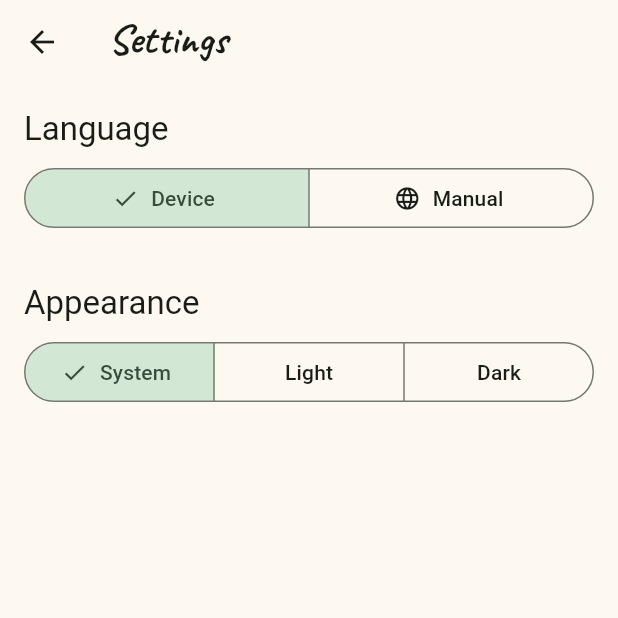
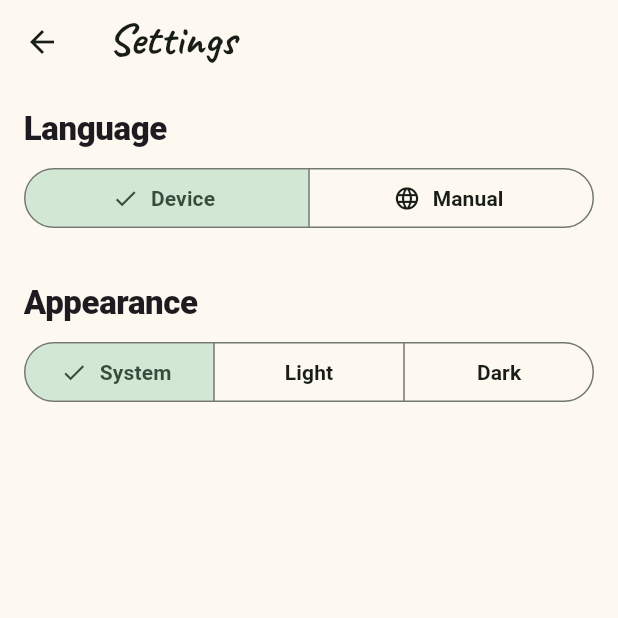
Before and after one commit to riccardopinato/In-Cucina-con-gli-Anime, a Flutter app: the screen it shows after launch, after a tap on the "settings" icon, on a phone screen of 412 x 824 dp, the top half of it. Run offline on Flutter 3.47's test engine with Material 3 defaults, Android fonts, the light colour scheme and no system bars; our stand-ins replace flutter_riverpod, flutter_staggered_animations, google_fonts, shared_preferences; generated files the repository leaves out were written again.

Commit message:
feat: refine F3B visual system (lib/core/theme/app_theme.dart)

```diff
--- a/lib/core/theme/app_theme.dart
+++ b/lib/core/theme/app_theme.dart
@@ -9,6 +9,12 @@
   static ThemeData dark() => _build(Brightness.dark);
 
   static ThemeData _build(Brightness brightness) {
+    final isDark = brightness == Brightness.dark;
+    final base = ThemeData(
+      useMaterial3: true,
+      brightness: brightness,
+    );
+
     final baseScheme = ColorScheme.fromSeed(
       seedColor: AppPalette.meadow,
       brightness: brightness,
@@ -17,40 +23,74 @@
     final colors = baseScheme.copyWith(
       primary: AppPalette.meadow,
       secondary: AppPalette.ember,
-      tertiary: AppPalette.skyWash,
-      surface: brightness == Brightness.light
-          ? AppPalette.ricePaper
-          : const Color(0xFF171915),
+      tertiary: AppPalette.plum,
+      surface: isDark ? AppPalette.nightPaper : AppPalette.ricePaper,
+      surfaceContainerLowest:
+          isDark ? AppPalette.nightPaper : AppPalette.ricePaper,
+      surfaceContainerLow:
+          isDark ? AppPalette.nightRaised : AppPalette.washi,
+      surfaceContainer:
+          isDark ? const Color(0xFF272A21) : const Color(0xFFF2EBDD),
+      outlineVariant:
+          isDark ? const Color(0xFF44483D) : const Color(0xFFE1D8C8),
     );
 
-    final displayStyle = GoogleFonts.caveat(
-      fontSize: 28,
-      fontWeight: FontWeight.w700,
-      color: colors.onSurface,
-      height: 1.05,
+    final textTheme = base.textTheme.copyWith(
+      displayMedium: GoogleFonts.caveat(
+        fontSize: 46,
+        fontWeight: FontWeight.w700,
+        height: 0.98,
+        color: colors.onSurface,
+      ),
+      headlineLarge: base.textTheme.headlineLarge?.copyWith(
+        fontWeight: FontWeight.w800,
+        letterSpacing: -0.8,
+        height: 1.04,
+      ),
+      headlineMedium: base.textTheme.headlineMedium?.copyWith(
+        fontWeight: FontWeight.w800,
+        letterSpacing: -0.45,
+      ),
+      titleLarge: base.textTheme.titleLarge?.copyWith(
+        fontWeight: FontWeight.w800,
+        letterSpacing: -0.25,
+      ),
+      titleMedium: base.textTheme.titleMedium?.copyWith(
+        fontWeight: FontWeight.w700,
+      ),
+      labelLarge: base.textTheme.labelLarge?.copyWith(
+        fontWeight: FontWeight.w700,
+      ),
     );
 
-    return ThemeData(
-      useMaterial3: true,
-      brightness: brightness,
+    return base.copyWith(
       colorScheme: colors,
       scaffoldBackgroundColor: colors.surface,
+      textTheme: textTheme,
       appBarTheme: AppBarTheme(
         centerTitle: false,
-        backgroundColor: colors.surface,
+        backgroundColor: colors.surface.withValues(alpha: 0.94),
         foregroundColor: colors.onSurface,
-        surfaceTintColor: colors.surface,
+        surfaceTintColor: Colors.transparent,
         elevation: AppElevation.none,
         scrolledUnderElevation: AppElevation.none,
-        titleTextStyle: displayStyle,
+        titleTextStyle: GoogleFonts.caveat(
+          fontSize: 30,
+          fontWeight: FontWeight.w700,
+          color: colors.onSurface,
+          height: 1,
+        ),
       ),
       cardTheme: CardThemeData(
         color: colors.surfaceContainerLow,
         elevation: AppElevation.card,
         margin: EdgeInsets.zero,
+        clipBehavior: Clip.antiAlias,
         shape: RoundedRectangleBorder(
           borderRadius: BorderRadius.circular(AppRadii.container),
-          side: BorderSide(color: colors.outlineVariant),
+          side: BorderSide(
+            color: colors.outlineVariant.withValues(alpha: 0.72),
+          ),
         ),
       ),
       inputDecorationTheme: InputDecorationTheme(
@@ -58,25 +98,39 @@
         fillColor: colors.surfaceContainerLow,
         contentPadding: const EdgeInsets.symmetric(
           horizontal: AppSpacing.medium,
-          vertical: 14,
+          vertical: 15,
         ),
         border: OutlineInputBorder(
           borderRadius: BorderRadius.circular(AppRadii.card),
+          borderSide: BorderSide.none,
         ),
         enabledBorder: OutlineInputBorder(
           borderRadius: BorderRadius.circular(AppRadii.card),
-          borderSide: BorderSide(color: colors.outlineVariant),
+          borderSide: BorderSide(
+            color: colors.outlineVariant.withValues(alpha: 0.78),
+          ),
         ),
         focusedBorder: OutlineInputBorder(
           borderRadius: BorderRadius.circular(AppRadii.card),
-          borderSide: BorderSide(color: colors.primary, width: 2),
+          borderSide: BorderSide(color: colors.primary, width: 1.6),
         ),
       ),
       chipTheme: ChipThemeData(
         backgroundColor: colors.surfaceContainerLow,
-        selectedColor: colors.secondaryContainer,
-        side: BorderSide(color: colors.outlineVariant),
+        selectedColor: isDark
+            ? colors.primaryContainer
+            : AppPalette.matchaMist,
+        side: BorderSide(
+          color: colors.outlineVariant.withValues(alpha: 0.72),
+        ),
         shape: const StadiumBorder(),
+        labelStyle: textTheme.labelMedium?.copyWith(
+          fontWeight: FontWeight.w700,
+        ),
+        padding: const EdgeInsets.symmetric(
+          horizontal: AppSpacing.small,
+          vertical: 2,
+        ),
       ),
       filledButtonTheme: FilledButtonThemeData(
         style: FilledButton.styleFrom(
@@ -87,6 +141,19 @@
           shape: RoundedRectangleBorder(
             borderRadius: BorderRadius.circular(AppRadii.card),
           ),
+          textStyle: textTheme.labelLarge,
+        ),
+      ),
+      outlinedButtonTheme: OutlinedButtonThemeData(
+        style: OutlinedButton.styleFrom(
+          minimumSize: const Size(
+            AppLayout.minInteractiveSize,
+            AppLayout.minInteractiveSize,
+          ),
+          shape: RoundedRectangleBorder(
+            borderRadius: BorderRadius.circular(AppRadii.card),
+          ),
+          side: BorderSide(color: colors.outlineVariant),
         ),
       ),
       iconButtonTheme: IconButtonThemeData(
@@ -99,20 +166,30 @@
       ),
       navigationBarTheme: NavigationBarThemeData(
         height: AppLayout.navigationBarHeight,
-        backgroundColor: colors.surface,
-        indicatorColor: colors.secondaryContainer,
+        backgroundColor: colors.surfaceContainerLow,
+        indicatorColor: isDark
+            ? colors.primaryContainer
+            : AppPalette.matchaMist,
         elevation: AppElevation.none,
-        surfaceTintColor: colors.surface,
+        surfaceTintColor: Colors.transparent,
+        labelTextStyle: WidgetStatePropertyAll(
+          textTheme.labelMedium?.copyWith(fontWeight: FontWeight.w700),
+        ),
       ),
       navigationRailTheme: NavigationRailThemeData(
-        backgroundColor: colors.surface,
-        indicatorColor: colors.secondaryContainer,
+        backgroundColor: colors.surfaceContainerLow,
+        indicatorColor: isDark
+            ? colors.primaryContainer
+            : AppPalette.matchaMist,
         labelType: NavigationRailLabelType.all,
         useIndicator: true,
+        selectedLabelTextStyle: textTheme.labelMedium?.copyWith(
+          fontWeight: FontWeight.w800,
+        ),
       ),
       bottomSheetTheme: BottomSheetThemeData(
         backgroundColor: colors.surface,
-        surfaceTintColor: colors.surface,
+        surfaceTintColor: Colors.transparent,
         showDragHandle: true,
         shape: const RoundedRectangleBorder(
           borderRadius: BorderRadius.vertical(
@@ -122,11 +199,14 @@
       ),
       dialogTheme: DialogThemeData(
         backgroundColor: colors.surface,
-        surfaceTintColor: colors.surface,
+        surfaceTintColor: Colors.transparent,
         shape: RoundedRectangleBorder(
           borderRadius: BorderRadius.circular(AppRadii.container),
         ),
       ),
+      dividerTheme: DividerThemeData(
+        color: colors.outlineVariant.withValues(alpha: 0.72),
+      ),
     );
   }
 }
```
